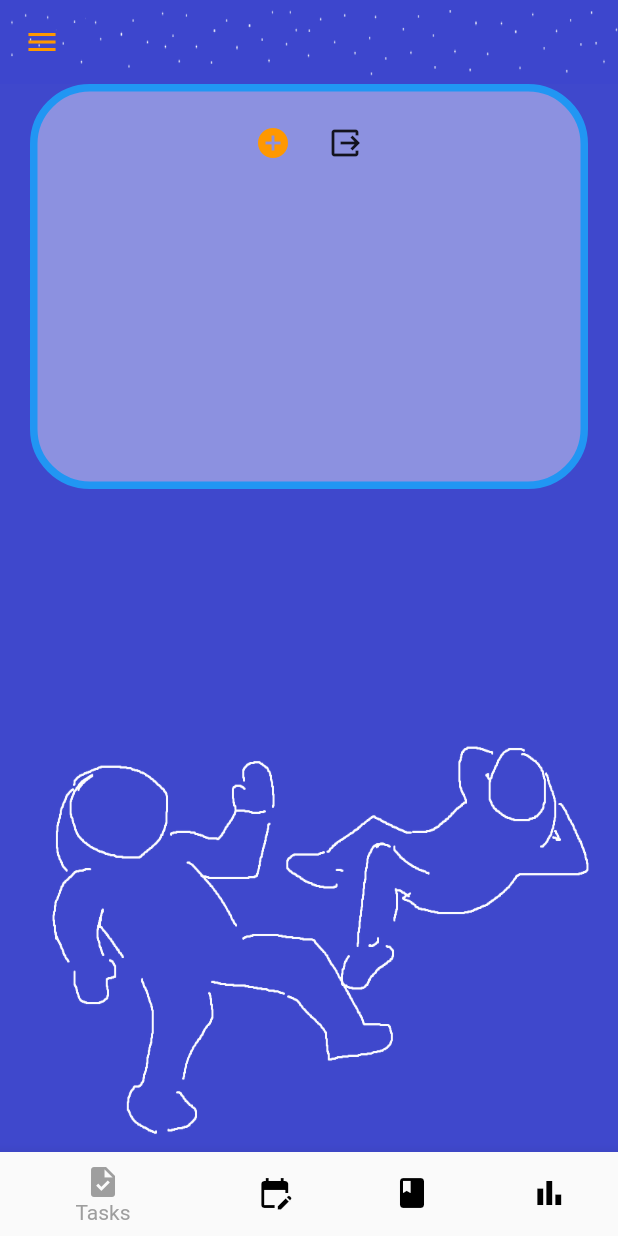
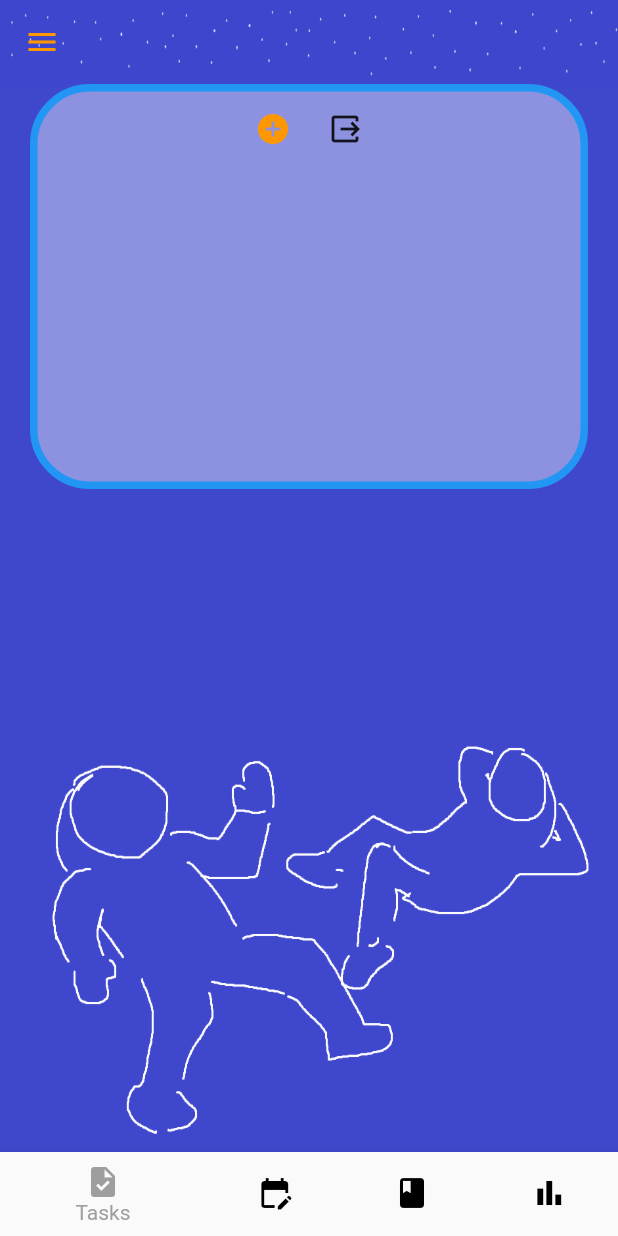
Before and after one commit to luigirivera/SPOTTER, a Flutter app: the screen it shows once a user with an empty profile is signed in, on a phone screen of 412 x 824 dp. Run offline on Flutter 3.47's test engine with Material 2 defaults, Android fonts, the phone set to English and light mode, and no system bars; our stand-ins replace cloud_firestore, firebase_auth, firebase_core, flutter_spinkit, fluttertoast, objectbox and 1 more; accounts and stored records are empty; generated files the repository leaves out were written again.

Commit message:
make the scrollable list buttons stays at top

```diff
--- a/spotter/lib/screens/home/tasks.dart
+++ b/spotter/lib/screens/home/tasks.dart
@@ -36,22 +36,17 @@ class TaskList extends StatefulWidget {
 }
 
 class _TaskListState extends State<TaskList> {
-
   @override
   Widget build(BuildContext context) {
     List<Task> taskList = objectbox.getTaskList();
-    return ListView.builder(
-              padding: const EdgeInsets.all(10),
-              itemCount: taskList.length * 2 + 1,
-              itemBuilder: (BuildContext context, int index) {
-                /** Creating a list of IconButtons,
-                 * then add the default plus button in to create a pop-up for adding new tasks.
-                 * Able to add more buttons if desired in the future
-                 */
-                if (index == 0) {
-                  List<IconButton> buttons = List.empty(growable: true);
-
-                  buttons.add(IconButton(
+    bool popped = false;
+    return Column(children: [
+      SizedBox(
+        height: 50,
+        child: Row(
+          mainAxisAlignment: MainAxisAlignment.center,
+          children: <IconButton>[
+            IconButton(
               icon: const Icon(
                 Icons.add_circle,
                 color: Colors.orange,
@@ -69,13 +64,8 @@ class _TaskListState extends State<TaskList> {
                 });
               },
               tooltip: 'Add new tasks',
-                  ));
-
-                  /** If page pop triggered,
-                   * then add the page pop button to the list
-                   */
-                  if (!widget.popped) {
-                    buttons.add(IconButton(
+            ),
+            IconButton(
               onPressed: () {
                 Navigator.push(
                     context,
@@ -87,22 +77,17 @@ class _TaskListState extends State<TaskList> {
               },
               icon: const Icon(Icons.output),
               tooltip: 'View in a pop out',
-                    ));
-                  }
-
-                  /** Adding the buttons in the list to the first row */
-                  return Row(
-                    mainAxisAlignment: MainAxisAlignment.center,
-                    children: buttons.map((button) {
-                      return Container(
-                        child: (button),
-                      );
-                    }).toList(),
-                  );
-                }
-
+            ),
+          ],
+        ),
+      ),
+      Expanded(
+          child: ListView.builder(
+              padding: const EdgeInsets.all(10),
+              itemCount: taskList.length * 2,
+              itemBuilder: (BuildContext context, int index) {
                 if (index.isOdd) return const Divider();
-                final i = (index ~/ 2) - 1;
+                final i = index ~/ 2;
                 final check = taskList[i].completed;
 
                 /** Putting tasks onto the task board */
@@ -123,15 +108,20 @@ class _TaskListState extends State<TaskList> {
                     onPressed: () {
                       setState(() {
                         if (check) {
-                          //set data to false
+                          taskList[i].completed = false;
+
+                          ///Overwrite
+                          objectbox.addTask(taskList[i]);
                         } else {
-                          //set data to true
+                          taskList[i].completed = true;
+                          objectbox.addTask(taskList[i]);
                         }
                       });
                     },
                   ),
                 );
-              });
+              })),
+    ]);
   }
 }
 
```
Lines whose indentation alone changed are shown as unchanged.
